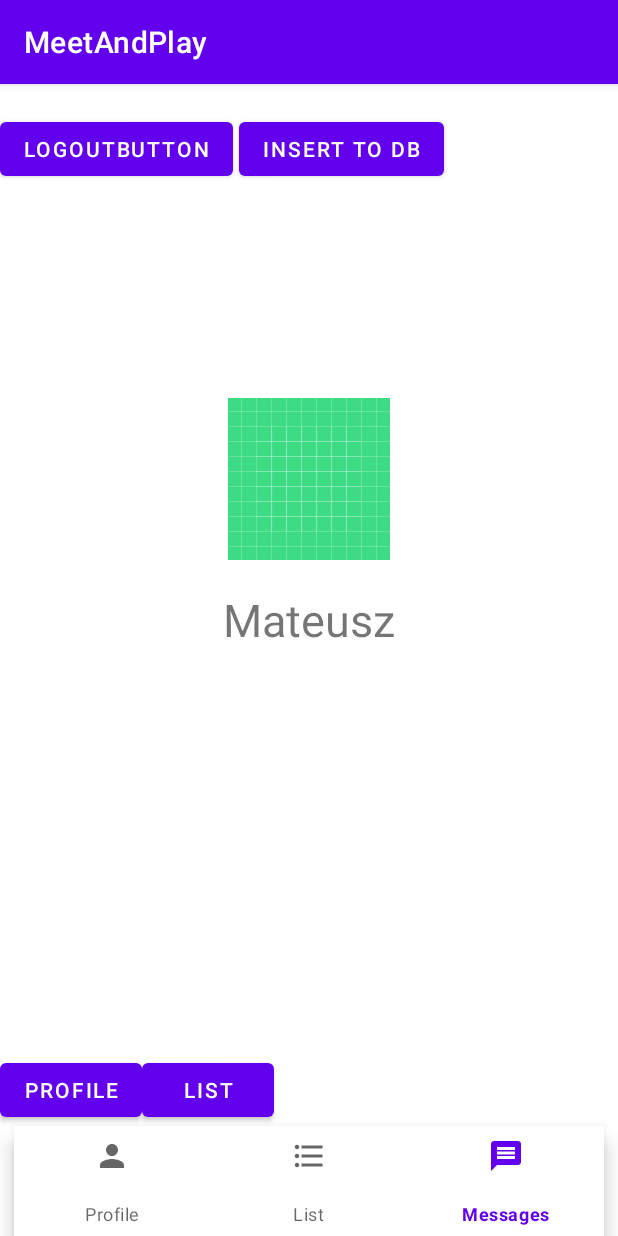
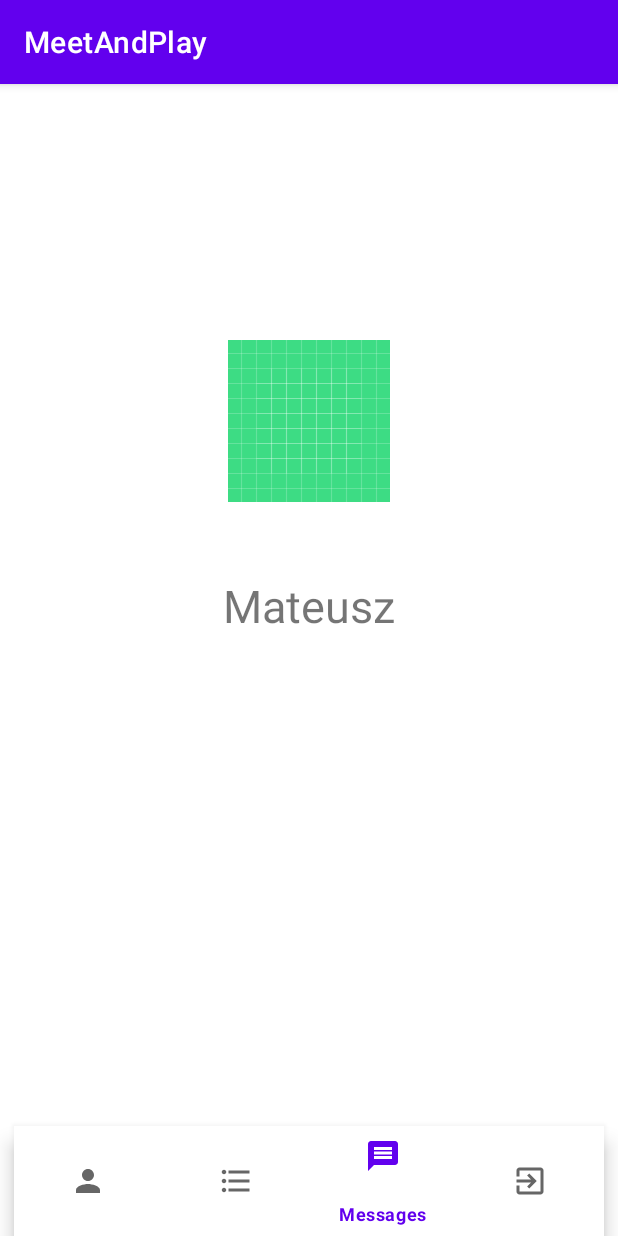
Before and after one commit to MuskoM/MeetAndPlay, an Android app: the screen it shows after launch once a user with an empty profile is signed in (MainActivity), item 3 of the bottom bar chosen, on a phone screen of 412 x 824 dp. Run offline under Robolectric (Android 15) with nearby library versions, the light colour scheme and no system bars; our stand-ins replace Firebase (no records; nobody signed in at launch, a user with empty details on screens opened directly), Volley; libraries missing offline, so code that uses them is left out: io.realm, io.realm.mongodb; pictures from the network do not load; 1 statement that could not run was skipped.

Commit message:
Added all main fragments

```diff
--- a/app/src/main/java/com/nvi0/pb/meetandplay/MainActivity.java
+++ b/app/src/main/java/com/nvi0/pb/meetandplay/MainActivity.java
@@ -7,12 +7,16 @@ import android.content.Intent;
 import android.content.SharedPreferences;
 import android.os.Bundle;
 import android.util.Log;
+import android.view.MenuItem;
 import android.view.View;
 import android.widget.Button;
 import android.widget.TextView;
+import android.widget.Toast;
 
 import com.android.volley.RequestQueue;
 import com.android.volley.toolbox.Volley;
+import com.google.android.material.bottomnavigation.BottomNavigationView;
+import com.google.android.material.navigation.NavigationView;
 import com.google.firebase.auth.FirebaseAuth;
 import com.google.firebase.database.DataSnapshot;
 import com.google.firebase.database.DatabaseError;
@@ -20,6 +24,7 @@ import com.google.firebase.database.DatabaseReference;
 import com.google.firebase.database.FirebaseDatabase;
 import com.google.firebase.database.ValueEventListener;
 import com.nvi0.pb.meetandplay.Fragments.GamesListFragment;
+import com.nvi0.pb.meetandplay.Fragments.MessengerFragment;
 import com.nvi0.pb.meetandplay.Fragments.UserProfileFragment;
 
 
@@ -27,14 +32,11 @@ public class MainActivity extends AppCompatActivity {
 
     FirebaseAuth myAuth;
     SharedPreferences mPrefs;
-    DatabaseReference messagesDbReference = FirebaseDatabase.getInstance().getReference("message");
     RequestQueue requestQueue;
 
-    Button logout_btn;
-    Button insert_btn;
-    Button userProfileBtn;
-    Button gameListBtn;
-    TextView txt_view;
+    BottomNavigationView navigationView;
+
+
 
 
     @Override
@@ -61,67 +63,53 @@ public class MainActivity extends AppCompatActivity {
 
 
         //Layout btns
-        logout_btn = findViewById(R.id.logout_btn);
-        insert_btn = findViewById(R.id.insert_to_db);
-        txt_view = findViewById(R.id.text_text);
-        userProfileBtn = findViewById(R.id.user_profile_btn);
-        gameListBtn = findViewById(R.id.list_btn);
-
-        messagesDbReference.addValueEventListener(new ValueEventListener() {
-            @Override
-            public void onDataChange(@NonNull DataSnapshot snapshot) {
-
-                String message = snapshot.getValue(String.class);
-                txt_view.setText(message);
-
-            }
-
-            @Override
-            public void onCancelled(@NonNull DatabaseError error) {
+        navigationView = findViewById(R.id.bottomNavigationView);
 
 
 
+        navigationView.setOnNavigationItemSelectedListener(new BottomNavigationView.OnNavigationItemSelectedListener() {
+            @Override
+            public boolean onNavigationItemSelected(@NonNull MenuItem item) {
+                switch (item.getItemId()){
+
+                    case R.id.list_navigation_button:
+                        getSupportFragmentManager().beginTransaction()
+                                .setReorderingAllowed(true)
+                                .setCustomAnimations(R.anim.fragment_fade_enter,R.anim.fragment_fade_exit)
+                                .replace(R.id.fragment_container_view, GamesListFragment.class,userDataBundle)
+                                .commit();
+                        break;
+
+                    case R.id.profile_navigation_button:
+                        getSupportFragmentManager().beginTransaction()
+                                .setReorderingAllowed(true)
+                                .setCustomAnimations(R.anim.fragment_fade_enter, R.anim.fragment_fade_exit)
+                                .replace(R.id.fragment_container_view, UserProfileFragment.class, userDataBundle)
+                                .commit();
+                        break;
+
+                    case R.id.messages_navigation_button:
+                        getSupportFragmentManager().beginTransaction()
+                                .setReorderingAllowed(true)
+                                .setCustomAnimations(R.anim.fragment_fade_enter,R.anim.fragment_fade_exit)
+                                .replace(R.id.fragment_container_view, MessengerFragment.class, userDataBundle)
+                                .commit();
+                        break;
+
+                    case R.id.logout_navigation_button:
+                        myAuth.signOut();
+                        Intent intent = new Intent(MainActivity.this,LoginActivity.class);
+                        startActivity(intent);
+                        break;
+
+                }
+
+                return true;
             }
         });
 
-        insert_btn.setOnClickListener(new View.OnClickListener() {
-            @Override
-            public void onClick(View v) {
-                messagesDbReference.setValue("Sample child");
-            }
-        });
 
-        logout_btn.setOnClickListener(new View.OnClickListener() {
-            @Override
-            public void onClick(View v) {
-                myAuth.signOut();
-//                mPrefs.edit().putBoolean(LoginActivity.LOGIN_PREFERENCE,false).apply();
-                Intent intent = new Intent(MainActivity.this,LoginActivity.class);
-                startActivity(intent);
-            }
-        });
 
-        userProfileBtn.setOnClickListener(new View.OnClickListener() {
-            @Override
-            public void onClick(View v) {
-                getSupportFragmentManager().beginTransaction()
-                        .setReorderingAllowed(true)
-                        .setCustomAnimations(R.anim.fragment_fade_enter,R.anim.fragment_fade_exit)
-                        .replace(R.id.fragment_container_view, UserProfileFragment.class,userDataBundle)
-                        .commit();
-            }
-        });
-
-        gameListBtn.setOnClickListener(new View.OnClickListener() {
-            @Override
-            public void onClick(View v) {
-                getSupportFragmentManager().beginTransaction()
-                        .setReorderingAllowed(true)
-                        .setCustomAnimations(R.anim.fragment_fade_enter,R.anim.fragment_fade_exit)
-                        .replace(R.id.fragment_container_view, GamesListFragment.class,userDataBundle)
-                        .commit();
-            }
-        });
 
     }
 
--- /dev/null
+++ b/app/src/main/res/drawable/ic_baseline_exit.xml
@@ -0,0 +1,10 @@
+<vector xmlns:android="http://schemas.android.com/apk/res/android"
+    android:width="24dp"
+    android:height="24dp"
+    android:viewportWidth="24"
+    android:viewportHeight="24"
+    android:tint="?attr/colorControlNormal">
+  <path
+      android:fillColor="@android:color/white"
+      android:pathData="M10.09,15.59L11.5,17l5,-5 -5,-5 -1.41,1.41L12.67,11H3v2h9.67l-2.58,2.59zM19,3H5c-1.11,0 -2,0.9 -2,2v4h2V5h14v14H5v-4H3v4c0,1.1 0.89,2 2,2h14c1.1,0 2,-0.9 2,-2V5c0,-1.1 -0.9,-2 -2,-2z"/>
+</vector>
--- a/app/src/main/res/layout/activity_main.xml
+++ b/app/src/main/res/layout/activity_main.xml
@@ -7,62 +7,16 @@
     android:layout_height="match_parent"
     tools:context=".MainActivity">
 
-    <TextView
-        android:id="@+id/text_text"
-        android:layout_width="wrap_content"
-        android:layout_height="wrap_content"
-        android:text="Hello World!"
-        app:layout_constraintStart_toStartOf="parent"
-        app:layout_constraintTop_toTopOf="parent" />
-
-    <Button
-        android:id="@+id/logout_btn"
-        android:layout_width="wrap_content"
-        android:layout_height="wrap_content"
-        android:text="LogoutButton"
-        app:layout_constraintStart_toStartOf="parent"
-        app:layout_constraintTop_toBottomOf="@+id/text_text" />
-
-    <Button
-        android:id="@+id/insert_to_db"
-        android:layout_width="wrap_content"
-        android:layout_height="wrap_content"
-        android:layout_marginStart="4dp"
-        android:text="Insert To DB"
-        app:layout_constraintBottom_toTopOf="@+id/fragment_container_view"
-        app:layout_constraintEnd_toStartOf="@+id/request_button"
-        app:layout_constraintHorizontal_bias="0.0"
-        app:layout_constraintStart_toEndOf="@+id/logout_btn"
-        app:layout_constraintTop_toTopOf="parent"
-        app:layout_constraintVertical_bias="1.0"
-        app:layout_constraintVertical_chainStyle="spread" />
-
     <androidx.fragment.app.FragmentContainerView
         android:id="@+id/fragment_container_view"
         android:layout_width="0dp"
         android:layout_height="0dp"
-        app:layout_constraintBottom_toTopOf="@+id/user_profile_btn"
+        app:layout_constraintBottom_toTopOf="@+id/bottomNavigationView"
         app:layout_constraintEnd_toEndOf="parent"
         app:layout_constraintStart_toStartOf="parent"
-        app:layout_constraintTop_toBottomOf="@+id/logout_btn" >
+        app:layout_constraintTop_toTopOf="parent">
 
     </androidx.fragment.app.FragmentContainerView>
-
-    <Button
-        android:id="@+id/user_profile_btn"
-        android:layout_width="wrap_content"
-        android:layout_height="wrap_content"
-        android:text="Profile"
-        app:layout_constraintBottom_toTopOf="@+id/bottomNavigationView"
-        app:layout_constraintStart_toStartOf="parent" />
-
-    <Button
-        android:id="@+id/list_btn"
-        android:layout_width="wrap_content"
-        android:layout_height="wrap_content"
-        android:text="List"
-        app:layout_constraintBottom_toTopOf="@+id/bottomNavigationView"
-        app:layout_constraintStart_toEndOf="@+id/user_profile_btn" />
 
     <com.google.android.material.bottomnavigation.BottomNavigationView
         android:id="@+id/bottomNavigationView"
--- a/app/src/main/res/menu/bottom_menu.xml
+++ b/app/src/main/res/menu/bottom_menu.xml
@@ -1,9 +1,19 @@
 <?xml version="1.0" encoding="utf-8"?>
 <menu xmlns:android="http://schemas.android.com/apk/res/android">
-<item android:title="@string/bottom_menu_Profile_label"
-    android:icon="@drawable/ic_baseline_person"/>
-<item android:title="@string/bottom_menu_list_label"
-    android:icon="@drawable/ic_baseline_format_list"/>
-<item android:title="@string/bottom_menu_messagging_label"
-    android:icon="@drawable/ic_baseline_message"/>
+    <item
+        android:id="@+id/profile_navigation_button"
+        android:icon="@drawable/ic_baseline_person"
+        android:title="@string/bottom_menu_Profile_label" />
+    <item
+        android:id="@+id/list_navigation_button"
+        android:icon="@drawable/ic_baseline_format_list"
+        android:title="@string/bottom_menu_list_label" />
+    <item
+        android:id="@+id/messages_navigation_button"
+        android:icon="@drawable/ic_baseline_message"
+        android:title="@string/bottom_menu_messagging_label" />
+    <item
+        android:id="@+id/logout_navigation_button"
+        android:icon="@drawable/ic_baseline_exit"
+        android:title="@string/bottom_menu_logout_label" />
 </menu>
--- a/app/src/main/res/values/strings.xml
+++ b/app/src/main/res/values/strings.xml
@@ -14,4 +14,5 @@
     <string name="bottom_menu_Profile_label">Profile</string>
     <string name="bottom_menu_list_label">List</string>
     <string name="bottom_menu_messagging_label">Messages</string>
+    <string name="bottom_menu_logout_label">Messages</string>
 </resources>
```
Also changed, not shown: app/src/main/java/com/nvi0/pb/meetandplay/Fragments/MessengerFragment.java (added, +79 -0 lines), app/src/main/res/layout/fragment_messenger.xml (added, +31 -0 lines).
